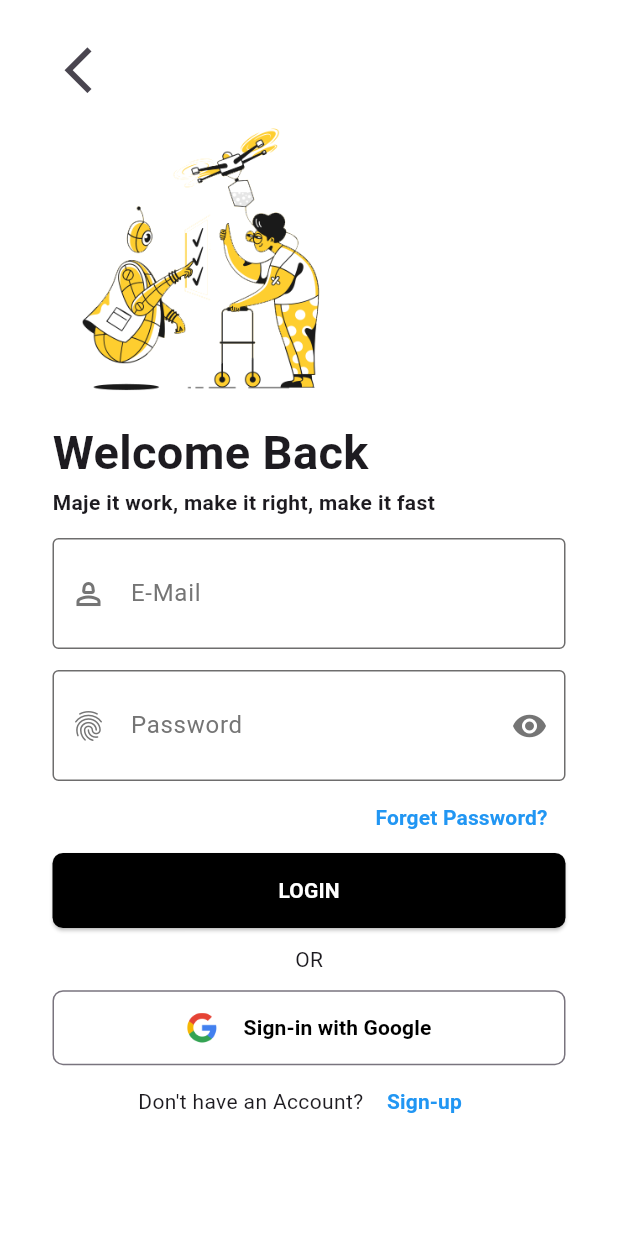
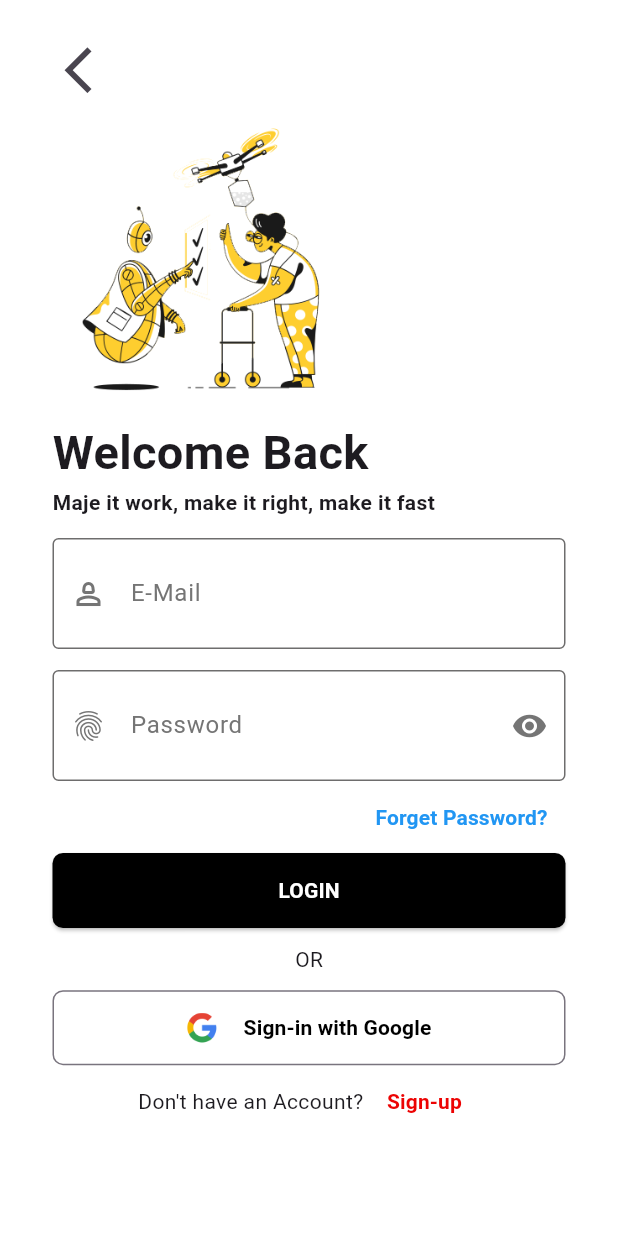
Before and after one commit to Ucarlip/iot_sau_first_project, a Flutter app: the LoginUi screen opened directly, on a phone screen of 412 x 824 dp. Run offline on Flutter 3.47's test engine with Material 3 defaults, Android fonts, the phone set to English and light mode, and no system bars.

Commit message:
v.4.1 ทดลองเซฟ

```diff
--- a/lib/views/login_ui.dart
+++ b/lib/views/login_ui.dart
@@ -209,7 +209,7 @@ class _LoginUiState extends State<LoginUi> {
                     child: Text(
                       'Sign-up',
                       style: TextStyle(
-                        color: Colors.blue,
+                        color: const Color.fromARGB(255, 236, 3, 3),
                         fontWeight: FontWeight.bold,
                       ),
                     ),
```
